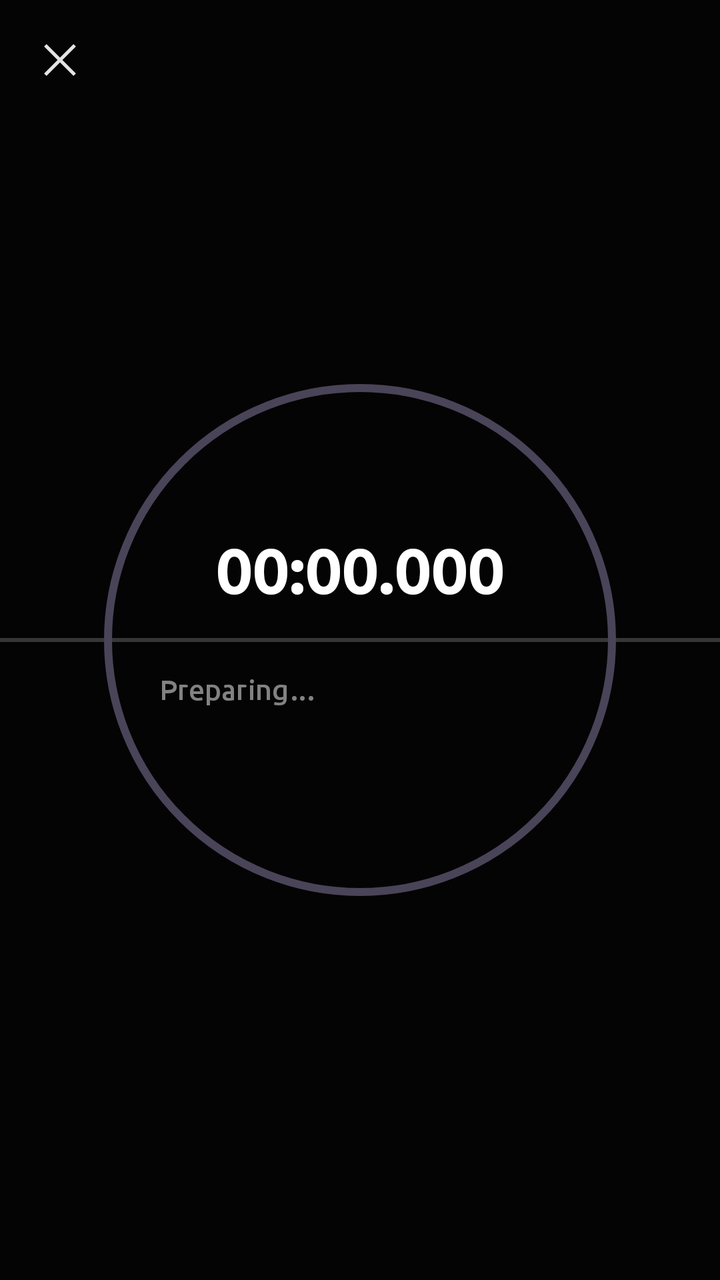
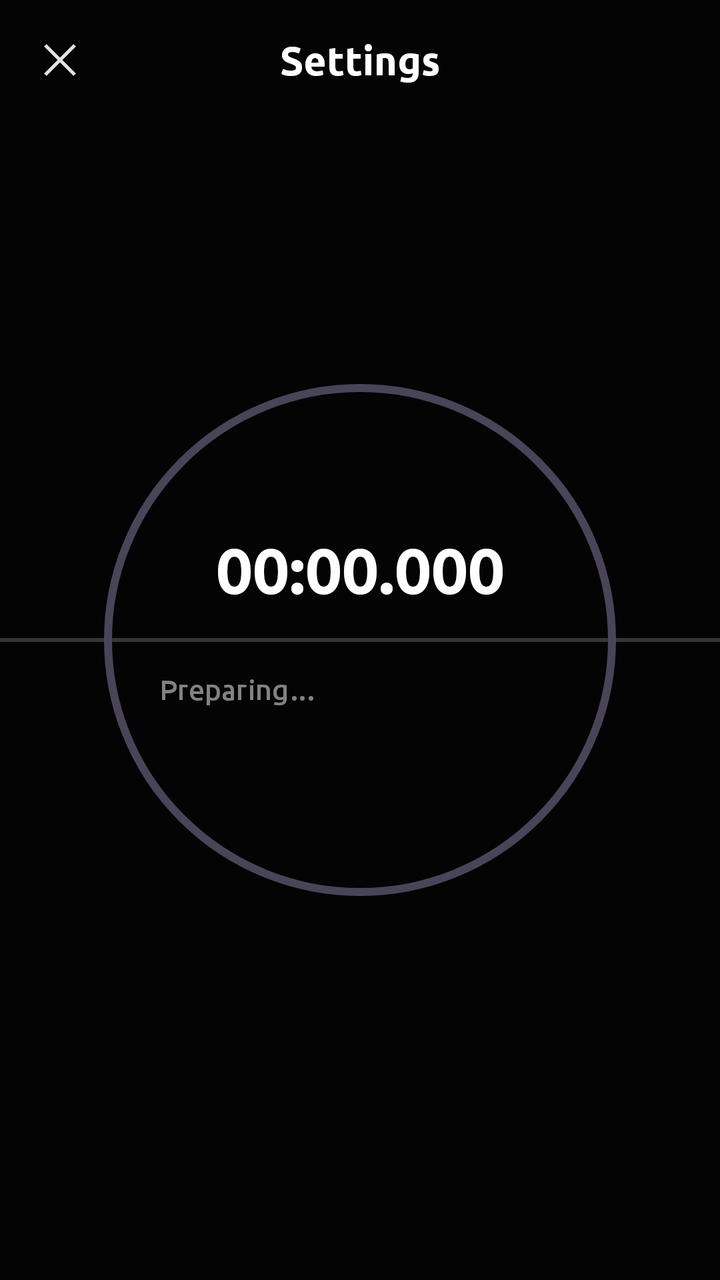

Screens rendered from an Android XML layout before and after an edit, with the pre-edit source and the edit as a unified diff.
<!-- AndroidManifest.xml: activity theme Theme.ZhouPics.CompareLoadingActivity -->
<!-- res/layout/activity_compare_loading.xml -->
<?xml version="1.0" encoding="utf-8"?>
<androidx.constraintlayout.widget.ConstraintLayout xmlns:android="http://schemas.android.com/apk/res/android"
    xmlns:app="http://schemas.android.com/apk/res-auto"
    android:id="@+id/main"
    android:layout_width="match_parent"
    android:layout_height="match_parent"
    android:background="@color/dark_bg">

    <FrameLayout
        android:id="@+id/fl_temp"
        android:layout_width="match_parent"
        android:layout_height="match_parent" />

    <androidx.appcompat.widget.AppCompatImageView
        android:id="@+id/iv_image_1"
        android:layout_width="match_parent"
        android:layout_height="0dp"
        app:layout_constraintTop_toTopOf="parent"
        app:layout_constraintHeight_percent="0.5"
        android:scaleType="centerCrop" />

    <androidx.appcompat.widget.AppCompatImageView
        android:id="@+id/iv_image_2"
        android:layout_width="match_parent"
        android:layout_height="0dp"
        app:layout_constraintBottom_toBottomOf="parent"
        app:layout_constraintHeight_percent="0.5"
        android:scaleType="centerCrop" />

    <View
        android:layout_width="match_parent"
        android:layout_height="match_parent"
        android:background="@color/black_80p" />

    <View
        android:id="@+id/divider"
        android:layout_width="match_parent"
        android:layout_height="2dp"
        app:layout_constraintTop_toTopOf="parent"
        app:layout_constraintBottom_toBottomOf="parent"
        android:background="@color/white_20p" />

    <com.google.android.material.progressindicator.CircularProgressIndicator
        android:id="@+id/progress_indicator"
        android:layout_width="wrap_content"
        android:layout_height="wrap_content"
        app:indicatorSize="256dp"
        app:layout_constraintTop_toTopOf="parent"
        app:layout_constraintBottom_toBottomOf="parent"
        app:layout_constraintStart_toStartOf="parent"
        app:layout_constraintEnd_toEndOf="parent" />

    <androidx.appcompat.widget.AppCompatTextView
        android:id="@+id/tv_time"
        android:layout_width="wrap_content"
        android:layout_height="wrap_content"
        app:layout_constraintBottom_toTopOf="@id/divider"
        app:layout_constraintStart_toStartOf="@id/progress_indicator"
        app:layout_constraintEnd_toEndOf="@id/progress_indicator"
        style="@style/FontBold"
        android:text="00:00.000"
        android:textColor="@color/white"
        android:textSize="32sp"
        android:layout_marginBottom="16dp" />

    <androidx.appcompat.widget.AppCompatTextView
        android:id="@+id/tv_desc"
        android:layout_width="200dp"
        android:layout_height="wrap_content"
        app:layout_constraintTop_toBottomOf="@id/divider"
        app:layout_constraintStart_toStartOf="@id/progress_indicator"
        app:layout_constraintEnd_toEndOf="@id/progress_indicator"
        style="@style/FontMedium"
        android:text="@string/compare_loading_state_1"
        android:textColor="@color/white_50p"
        android:textSize="14sp"
        android:layout_marginTop="16dp"
        android:textAlignment="center"
        android:maxLines="2" />

    <androidx.appcompat.widget.AppCompatImageView
        android:id="@+id/iv_close"
        android:layout_width="36dp"
        android:layout_height="36dp"
        app:layout_constraintTop_toTopOf="parent"
        app:layout_constraintStart_toStartOf="parent"
        app:srcCompat="@drawable/ic_close"
        android:foreground="@drawable/ripple_rounded_r1000"
        android:layout_marginTop="12dp"
        android:layout_marginStart="12dp"
        android:padding="4dp" />

    <androidx.appcompat.widget.AppCompatTextView
        android:id="@+id/tv_bottom_action"
        android:layout_width="match_parent"
        android:layout_height="48dp"
        android:gravity="center"
        app:layout_constraintBottom_toBottomOf="parent"
        android:layout_marginHorizontal="32dp"
        android:layout_marginBottom="16dp"
        style="@style/FontBold"
        android:text="@string/retry"
        android:textColor="@color/white"
        android:textSize="18sp"
        android:background="@drawable/shape_bg_r1000"
        android:backgroundTint="@color/theme"
        android:foreground="@drawable/ripple_rounded_r1000"
        android:visibility="gone" />

</androidx.constraintlayout.widget.ConstraintLayout>
<!-- resources referenced by this layout -->
<resources>
  <color name="black_80p">#CC000000</color>
  <color name="dark_bg">#FF161618</color>
  <color name="theme">#FFF97583</color>
  <color name="white">#FFFFFFFF</color>
  <color name="white_20p">#33FFFFFF</color>
  <color name="white_50p">#80FFFFFF</color>
  <!-- drawable ic_close (drawable) -->
  <vector xmlns:android="http://schemas.android.com/apk/res/android"
      android:width="48dp"
      android:height="48dp"
      android:viewportWidth="960"
      android:viewportHeight="960">
    <path
        android:pathData="m249,753 l-42,-42 231,-231 -231,-231 42,-42 231,231 231,-231 42,42 -231,231 231,231 -42,42 -231,-231 -231,231Z"
        android:fillColor="#e3e3e3"/>
  </vector>
  <!-- drawable ripple_rounded_r1000 (drawable) -->
  <?xml version="1.0" encoding="utf-8"?>
  <ripple xmlns:android="http://schemas.android.com/apk/res/android"
      android:color="?android:attr/colorControlHighlight">
      <item android:id="@android:id/mask">
          <shape android:shape="rectangle">
              <corners android:radius="1000dp" />
              <solid android:color="@color/black" />
          </shape>
      </item>
  </ripple>
  <!-- drawable shape_bg_r1000 (drawable) -->
  <?xml version="1.0" encoding="utf-8"?>
  <shape xmlns:android="http://schemas.android.com/apk/res/android">
      <corners android:radius="1000dp" />
  </shape>
  <string name="compare_loading_state_1">Preparing…</string>
  <string name="retry">Retry</string>
  <style name="FontBold">
          <item name="android:includeFontPadding">false</item>
          <item name="android:fontFamily">@font/ubuntu_bold</item>
      </style>
  <style name="FontMedium">
          <item name="android:includeFontPadding">false</item>
          <item name="android:fontFamily">@font/ubuntu_medium</item>
      </style>
  <style name="Theme.ZhouPics.CompareLoadingActivity" parent="Theme.ZhouPics">
          <item name="android:statusBarColor">@color/theme_50p</item>
          <item name="android:navigationBarColor">@color/dark_bg</item>
      </style>
  <color name="black">#FF000000</color>
  <style name="Theme.ZhouPics" parent="Base.Theme.ZhouPics" />
  <color name="theme_50p">#80F97583</color>
  <style name="Base.Theme.ZhouPics" parent="Theme.Material3.Dark.NoActionBar">
          <item name="colorPrimary">@color/theme</item>
          <item name="android:forceDarkAllowed" tools:targetApi="q">false</item>
          <item name="android:windowLightStatusBar">false</item>
          <item name="android:windowLightNavigationBar" tools:targetApi="o_mr1">false</item>
      </style>
</resources>

<!-- the commit's change to res/layout/activity_compare_loading.xml (unified diff, before → after) -->
@@ -91,6 +91,19 @@
         android:padding="4dp" />
 
     <androidx.appcompat.widget.AppCompatTextView
+        android:id="@+id/tv_title"
+        android:layout_width="wrap_content"
+        android:layout_height="wrap_content"
+        app:layout_constraintStart_toStartOf="parent"
+        app:layout_constraintEnd_toEndOf="parent"
+        app:layout_constraintTop_toTopOf="@id/iv_close"
+        app:layout_constraintBottom_toBottomOf="@id/iv_close"
+        style="@style/FontBold"
+        android:text="@string/settings"
+        android:textColor="@color/white"
+        android:textSize="20sp" />
+
+    <androidx.appcompat.widget.AppCompatTextView
         android:id="@+id/tv_bottom_action"
         android:layout_width="match_parent"
         android:layout_height="48dp"
<!-- resource entries referenced after the edit -->
@@ -34,6 +34,7 @@
   </shape>
   <string name="compare_loading_state_1">Preparing…</string>
   <string name="retry">Retry</string>
+  <string name="settings">Settings</string>
   <style name="FontBold">
           <item name="android:includeFontPadding">false</item>
           <item name="android:fontFamily">@font/ubuntu_bold</item>
